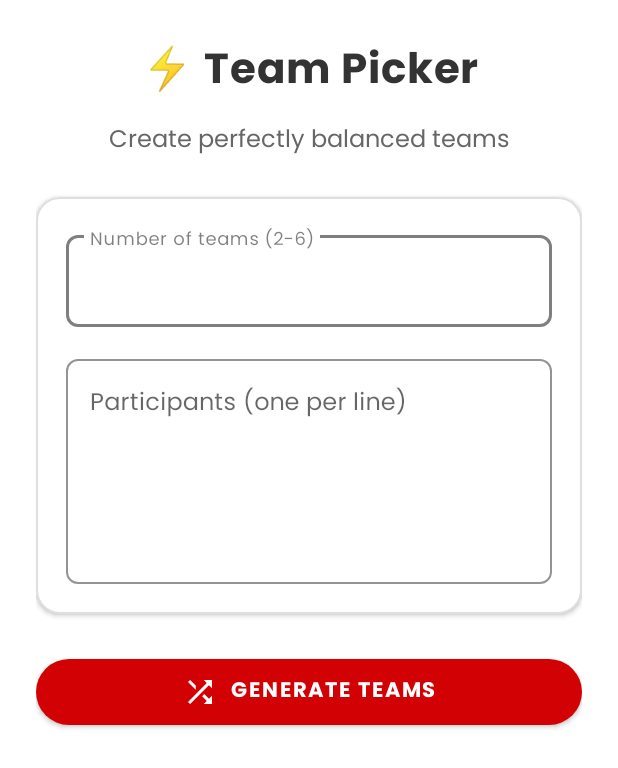
After one commit to SundenJaeger/IChooseYou, an Android app: the TeamPickerActivity screen opened directly, with no data from a screen before it, on a phone screen of 412 x 824 dp. The commit adds this screen. Shown: the top 768 px of the screen. Run offline under Robolectric (Android 15) with nearby library versions, the phone set to English and light mode, and no system bars.

Commit message:
added team picker

```diff
--- a/app/src/main/AndroidManifest.xml
+++ b/app/src/main/AndroidManifest.xml
@@ -12,6 +12,9 @@
         android:supportsRtl="true"
         android:theme="@style/Theme.IChooseYou"
         tools:targetApi="31">
+        <activity
+            android:name="com.android.ichooseyou.activity.TeamPickerActivity"
+            android:exported="false" />
         <activity
             android:name="com.android.ichooseyou.activity.WheelOfNamesActivity"
             android:exported="false" />
--- /dev/null
+++ b/app/src/main/res/drawable/divider.xml
@@ -0,0 +1,4 @@
+<?xml version="1.0" encoding="utf-8"?>
+<shape xmlns:android="http://schemas.android.com/apk/res/android">
+    <size android:height="16dp"/>
+</shape>
--- /dev/null
+++ b/app/src/main/res/drawable/divider_grey.xml
@@ -0,0 +1,4 @@
+<shape xmlns:android="http://schemas.android.com/apk/res/android">
+    <size android:height="1dp"/>
+    <solid android:color="#10000000"/>
+</shape>
--- /dev/null
+++ b/app/src/main/res/drawable/ic_shuffle.xml
@@ -0,0 +1,9 @@
+<vector xmlns:android="http://schemas.android.com/apk/res/android"
+    android:width="24dp"
+    android:height="24dp"
+    android:viewportWidth="24"
+    android:viewportHeight="24">
+    <path
+        android:fillColor="#FFFFFF"
+        android:pathData="M10.59,9.17L5.41,4L4,5.41l5.17,5.17L9.17,7.66M14.5,4l2.04,2.04L4,18.59L5.41,20L17.96,7.46L20,9.5V4M14.83,13.41l-1.41,1.41l3.13,3.13L14.5,20H20v-5.5l-2.04,2.04l-3.13,-3.13z"/>
+</vector>
--- /dev/null
+++ b/app/src/main/res/drawable/ic_team_blue.xml
@@ -0,0 +1,9 @@
+<vector xmlns:android="http://schemas.android.com/apk/res/android"
+    android:width="24dp"
+    android:height="24dp"
+    android:viewportWidth="24"
+    android:viewportHeight="24">
+    <path
+        android:fillColor="#2196F3"
+        android:pathData="M12,2C6.48,2 2,6.48 2,12s4.48,10 10,10 10,-4.48 10,-10S17.52,2 12,2z"/>
+</vector>
--- /dev/null
+++ b/app/src/main/res/drawable/ic_team_green.xml
@@ -0,0 +1,9 @@
+<vector xmlns:android="http://schemas.android.com/apk/res/android"
+    android:width="24dp"
+    android:height="24dp"
+    android:viewportWidth="24"
+    android:viewportHeight="24">
+    <path
+        android:fillColor="#4CAF50"
+        android:pathData="M12,2C6.48,2 2,6.48 2,12s4.48,10 10,10 10,-4.48 10,-10S17.52,2 12,2z"/>
+</vector>
--- /dev/null
+++ b/app/src/main/res/drawable/ic_team_orange.xml
@@ -0,0 +1,9 @@
+<vector xmlns:android="http://schemas.android.com/apk/res/android"
+    android:width="24dp"
+    android:height="24dp"
+    android:viewportWidth="24"
+    android:viewportHeight="24">
+    <path
+        android:fillColor="#FF9800"
+        android:pathData="M12,2C6.48,2 2,6.48 2,12s4.48,10 10,10 10,-4.48 10,-10S17.52,2 12,2z"/>
+</vector>
--- /dev/null
+++ b/app/src/main/res/drawable/ic_team_purple.xml
@@ -0,0 +1,9 @@
+<vector xmlns:android="http://schemas.android.com/apk/res/android"
+    android:width="24dp"
+    android:height="24dp"
+    android:viewportWidth="24"
+    android:viewportHeight="24">
+    <path
+        android:fillColor="#9C27B0"
+        android:pathData="M12,2C6.48,2 2,6.48 2,12s4.48,10 10,10 10,-4.48 10,-10S17.52,2 12,2z"/>
+</vector>
--- /dev/null
+++ b/app/src/main/res/drawable/ic_team_red.xml
@@ -0,0 +1,9 @@
+<vector xmlns:android="http://schemas.android.com/apk/res/android"
+    android:width="24dp"
+    android:height="24dp"
+    android:viewportWidth="24"
+    android:viewportHeight="24">
+    <path
+        android:fillColor="#D20103"
+        android:pathData="M12,2C6.48,2 2,6.48 2,12s4.48,10 10,10 10,-4.48 10,-10S17.52,2 12,2z"/>
+</vector>
--- /dev/null
+++ b/app/src/main/res/drawable/ic_team_yellow.xml
@@ -0,0 +1,9 @@
+<vector xmlns:android="http://schemas.android.com/apk/res/android"
+    android:width="24dp"
+    android:height="24dp"
+    android:viewportWidth="24"
+    android:viewportHeight="24">
+    <path
+        android:fillColor="#FFEB3B"
+        android:pathData="M12,2C6.48,2 2,6.48 2,12s4.48,10 10,10 10,-4.48 10,-10S17.52,2 12,2z"/>
+</vector>
--- /dev/null
+++ b/app/src/main/res/layout/activity_team_picker.xml
@@ -0,0 +1,151 @@
+<?xml version="1.0" encoding="utf-8"?>
+<ScrollView xmlns:android="http://schemas.android.com/apk/res/android"
+    xmlns:app="http://schemas.android.com/apk/res-auto"
+    xmlns:tools="http://schemas.android.com/tools"
+    android:layout_width="match_parent"
+    android:layout_height="match_parent"
+    android:background="@android:color/white"
+    android:fillViewport="true"
+    tools:context="com.android.ichooseyou.activity.TeamPickerActivity">
+
+    <LinearLayout
+        android:layout_width="match_parent"
+        android:layout_height="wrap_content"
+        android:orientation="vertical"
+        android:padding="24dp">
+
+        <!-- Header Section -->
+        <LinearLayout
+            android:layout_width="match_parent"
+            android:layout_height="wrap_content"
+            android:orientation="vertical"
+            android:layout_marginBottom="24dp"
+            android:gravity="center">
+
+            <TextView
+                android:layout_width="match_parent"
+                android:layout_height="wrap_content"
+                android:text="⚡ Team Picker"
+                android:textSize="28sp"
+                android:textColor="#333333"
+                android:fontFamily="@font/poppins_bold"
+                android:gravity="center"
+                android:letterSpacing="0.02"
+                android:layout_marginBottom="8dp"/>
+
+            <TextView
+                android:layout_width="match_parent"
+                android:layout_height="wrap_content"
+                android:text="Create perfectly balanced teams"
+                android:textSize="16sp"
+                android:textColor="#666666"
+                android:fontFamily="@font/poppins_regular"
+                android:gravity="center"/>
+        </LinearLayout>
+
+        <!-- Input Card -->
+        <com.google.android.material.card.MaterialCardView
+            android:layout_width="match_parent"
+            android:layout_height="wrap_content"
+            app:cardCornerRadius="16dp"
+            app:cardElevation="2dp"
+            app:strokeColor="#20000000"
+            app:strokeWidth="1dp"
+            android:layout_marginBottom="24dp">
+
+            <LinearLayout
+                android:layout_width="match_parent"
+                android:layout_height="wrap_content"
+                android:orientation="vertical"
+                android:padding="20dp">
+
+                <!-- Team Count Input -->
+                <com.google.android.material.textfield.TextInputLayout
+                    android:layout_width="match_parent"
+                    android:layout_height="wrap_content"
+                    android:layout_marginBottom="16dp"
+                    style="@style/Widget.MaterialComponents.TextInputLayout.OutlinedBox"
+                    app:boxCornerRadiusTopStart="8dp"
+                    app:boxCornerRadiusTopEnd="8dp"
+                    app:boxCornerRadiusBottomEnd="8dp"
+                    app:boxCornerRadiusBottomStart="8dp"
+                    app:hintTextColor="#80000000"
+                    app:boxStrokeColor="#80000000">
+
+                    <com.google.android.material.textfield.TextInputEditText
+                        android:id="@+id/team_count_input"
+                        android:layout_width="match_parent"
+                        android:layout_height="wrap_content"
+                        android:hint="Number of teams (2-6)"
+                        android:inputType="number"
+                        android:textColor="#333333"
+                        android:textSize="16sp"
+                        android:fontFamily="@font/poppins_regular"/>
+                </com.google.android.material.textfield.TextInputLayout>
+
+                <!-- Participants Input -->
+                <com.google.android.material.textfield.TextInputLayout
+                    android:layout_width="match_parent"
+                    android:layout_height="wrap_content"
+                    style="@style/Widget.MaterialComponents.TextInputLayout.OutlinedBox"
+                    app:boxCornerRadiusTopStart="8dp"
+                    app:boxCornerRadiusTopEnd="8dp"
+                    app:boxCornerRadiusBottomEnd="8dp"
+                    app:boxCornerRadiusBottomStart="8dp"
+                    app:hintTextColor="#80000000"
+                    app:boxStrokeColor="#80000000">
+
+                    <com.google.android.material.textfield.TextInputEditText
+                        android:id="@+id/participants_input"
+                        android:layout_width="match_parent"
+                        android:layout_height="150dp"
+                        android:hint="Participants (one per line)"
+                        android:inputType="textMultiLine"
+                        android:textColor="#333333"
+                        android:textSize="16sp"
+                        android:fontFamily="@font/poppins_regular"
+                        android:gravity="top"/>
+                </com.google.android.material.textfield.TextInputLayout>
+            </LinearLayout>
+        </com.google.android.material.card.MaterialCardView>
+
+        <!-- Generate Button -->
+        <com.google.android.material.button.MaterialButton
+            android:id="@+id/generate_teams_button"
+            android:layout_width="match_parent"
+            android:layout_height="56dp"
+            android:text="GENERATE TEAMS"
+            android:textAllCaps="true"
+            android:textColor="@android:color/white"
+            android:fontFamily="@font/poppins_bold"
+            app:icon="@drawable/ic_shuffle"
+            app:iconTint="@android:color/white"
+            app:iconGravity="textStart"
+            app:iconPadding="8dp"
+            app:backgroundTint="#D20103"
+            app:cornerRadius="28dp"
+            android:layout_marginBottom="24dp"
+            style="@style/Widget.MaterialComponents.Button"/>
+
+        <!-- Results Section -->
+        <TextView
+            android:id="@+id/results_title"
+            android:layout_width="match_parent"
+            android:layout_height="wrap_content"
+            android:text="YOUR TEAMS"
+            android:textSize="18sp"
+            android:textColor="#333333"
+            android:fontFamily="@font/poppins_bold"
+            android:visibility="gone"
+            android:layout_marginBottom="16dp"
+            android:letterSpacing="0.05"/>
+
+        <LinearLayout
+            android:id="@+id/teams_container"
+            android:layout_width="match_parent"
+            android:layout_height="wrap_content"
+            android:orientation="vertical"
+            android:divider="@drawable/divider_grey"
+            android:showDividers="middle"/>
+    </LinearLayout>
+</ScrollView>
--- a/app/src/main/res/values/colors.xml
+++ b/app/src/main/res/values/colors.xml
@@ -10,7 +10,8 @@
     <color name="white">#FFFFFF</color>
     <color name="primary_red">#D20103</color>
     <color name="primary_red_dark">#A00000</color>
-    <color name="text_dark">#212121</color>
     <color name="rolling_text_color">#FF9800</color>
     <color name="result_text_color">#333333</color>
+    <color name="selected_team_color">#D20103</color>
+    <color name="text_dark">#333333</color>
 </resources>
```
Also changed, not shown: app/src/main/java/com/android/ichooseyou/activity/FeaturesListActivity.java (+4 -5 lines), app/src/main/java/com/android/ichooseyou/activity/TeamPickerActivity.java (added, +128 -0 lines), app/src/main/res/layout/team_card.xml (added, +45 -0 lines).
